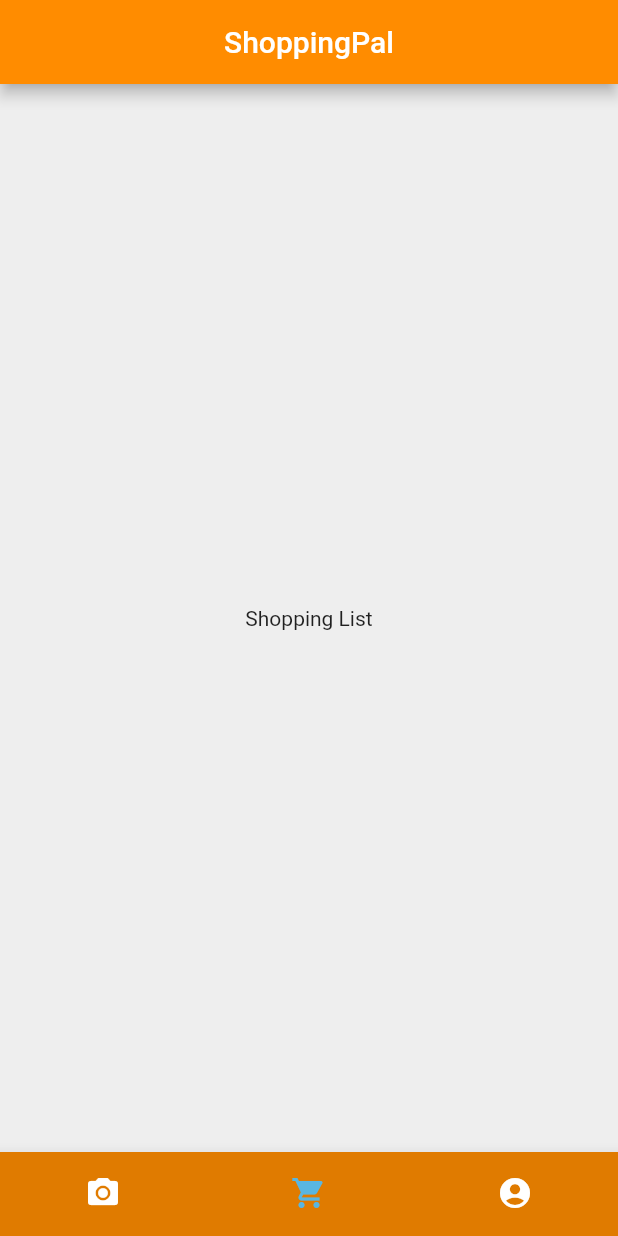
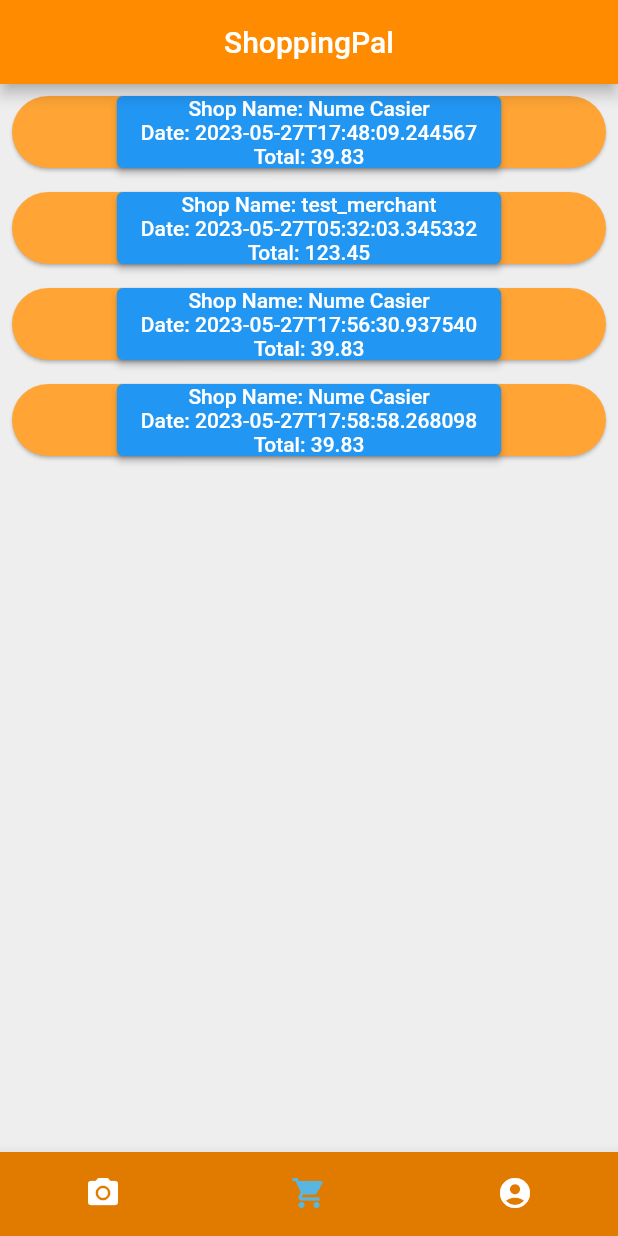
Before and after one commit to stefanfaur/ShoppingPal-frontend, a Flutter app: the screen it shows once a user with an empty profile is signed in, item 2 of the bottom bar chosen, on a phone screen of 412 x 824 dp. Run offline on Flutter 3.47's test engine with Material 2 defaults, Android fonts, the phone set to English and light mode, and no system bars; our stand-ins replace email_validator, firebase_auth, firebase_core, image_picker; missing offline and left inert: dart:ffi; accounts and stored records are empty.

Commit message:
Implemented receipt list.

```diff
--- a/shoppingpal/lib/pages/shopping_list.dart
+++ b/shoppingpal/lib/pages/shopping_list.dart
@@ -1,5 +1,9 @@
+import 'dart:convert';
+import 'dart:ffi';
+
 import 'package:flutter/material.dart';
 import 'package:shoppingpal/pages/getUserID.dart';
+import 'package:shoppingpal/pages/preview.dart';
 
 class ShoppingListPage extends StatefulWidget {
   const ShoppingListPage({super.key});
@@ -9,17 +13,101 @@ class ShoppingListPage extends StatefulWidget {
 }
 
 class _ShoppingListPageState extends State<ShoppingListPage> {
+  static String receiptsResponse = '''{
+  "receipts": [
+    {
+      "id": 5,
+      "total": 39.83,
+      "user_id": "BimtoTlu2IMu8zI0gv9CScJtNa82",
+      "name": "Nume Casier",
+      "shop_name": "Nume Casier",
+      "date": "2023-05-27T17:48:09.244567"
+    },
+    {
+      "id": 1,
+      "total": 123.45,
+      "user_id": "BimtoTlu2IMu8zI0gv9CScJtNa82",
+      "name": "test_merchant",
+      "shop_name": "test_merchant",
+      "date": "2023-05-27T05:32:03.345332"
+    },
+    {
+      "id": 6,
+      "total": 39.83,
+      "user_id": "BimtoTlu2IMu8zI0gv9CScJtNa82",
+      "name": "Nume Casier",
+      "shop_name": "Nume Casier",
+      "date": "2023-05-27T17:56:30.937540"
+    },
+    {
+      "id": 7,
+      "total": 39.83,
+      "user_id": "BimtoTlu2IMu8zI0gv9CScJtNa82",
+      "name": "Nume Casier",
+      "shop_name": "Nume Casier",
+      "date": "2023-05-27T17:58:58.268098"
+    }
+  ]
+}''';
+
+  static final receiptsJSON = jsonDecode(receiptsResponse);
+
+  List receipts = receiptsJSON["receipts"];
+
   @override
   void initState() {
     getUserID.getUID();
     getUserID.getUserEmail();
     super.initState();
+    print(receiptsJSON);
+    print(receipts.length);
   }
 
   @override
   Widget build(BuildContext context) {
     return Container(
-      child: const Center(child: Text("Shopping List")),
+      child: ListView.builder(
+        itemCount: receipts.length,
+        itemBuilder: (context, index) {
+          return Card(
+              shape: RoundedRectangleBorder(
+                borderRadius: BorderRadius.circular(30),
+              ),
+              key: ValueKey(receipts[index]["id"]),
+              margin: const EdgeInsets.all(8),
+              color: const Color.fromARGB(255, 255, 164, 53),
+              child: Column(
+                children: [
+                  CustomListButton(
+                    index: index,
+                    receipts: receipts,
+                    shop_name: "shop_name",
+                    date: "date",
+                    total: "total",
+                  ),
+                ],
+              ));
+        },
+      ),
     );
   }
 }
+
+Widget CustomListButton({
+  required index,
+  required List receipts,
+  required String shop_name,
+  required String date,
+  required String total,
+}) {
+  return ElevatedButton(
+    onPressed: () => {},
+    child: Column(
+      children: [
+        Text('Shop Name: ${receipts[index][shop_name]}'),
+        Text('Date: ${receipts[index][date]}'),
+        Text('Total: ${receipts[index][total]}'),
+      ],
+    ),
+  );
+}
--- a/shoppingpal/lib/services/save_receipt.dart
+++ b/shoppingpal/lib/services/save_receipt.dart
@@ -1,8 +1,7 @@
 import 'package:http/http.dart' as http;
 
 Future<http.Response> saveReceipt(String userId, String jsonData) async {
-  var url =
-      Uri.parse('http://192.168.2.139:8000/save-receipt/?user_id=$userId');
+  var url = Uri.parse('http://172.20.10.2:8000/save-receipt/?user_id=$userId');
 
   var response = await http.post(
     url,
```
